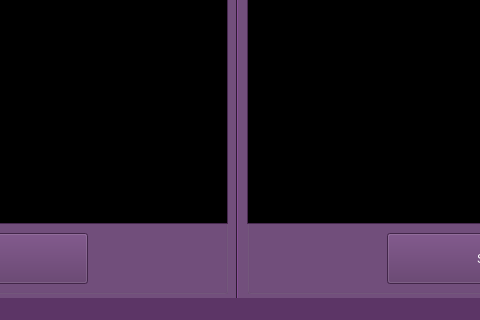
Before: the Qt Designer form Aracne/aracnewindow.ui in ramkury/aracne, drawn with Qt 5; both pictures show x 351 to 831 and y 359 to 679 of the 1178 by 679 pixel window.
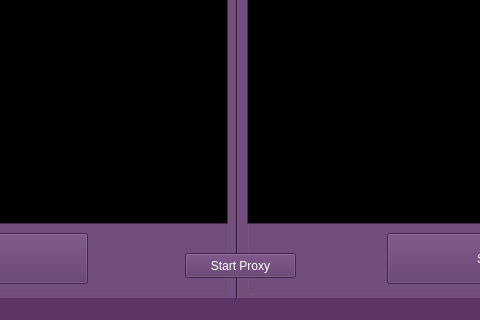
After: the same form once the commit is applied.

Commit message: Starts proxy server on button click

Patch:
```diff
--- a/Aracne/aracnewindow.ui
+++ b/Aracne/aracnewindow.ui
@@ -566,6 +566,19 @@
        <enum>Qt::Vertical</enum>
       </property>
      </widget>
+     <widget class="QPushButton" name="btnStartProxy">
+      <property name="geometry">
+       <rect>
+        <x>528</x>
+        <y>580</y>
+        <width>111</width>
+        <height>25</height>
+       </rect>
+      </property>
+      <property name="text">
+       <string>Start Proxy</string>
+      </property>
+     </widget>
     </widget>
     <widget class="QWidget" name="SpiderTab">
      <attribute name="title">
```
The commit also changes 2 other files.
